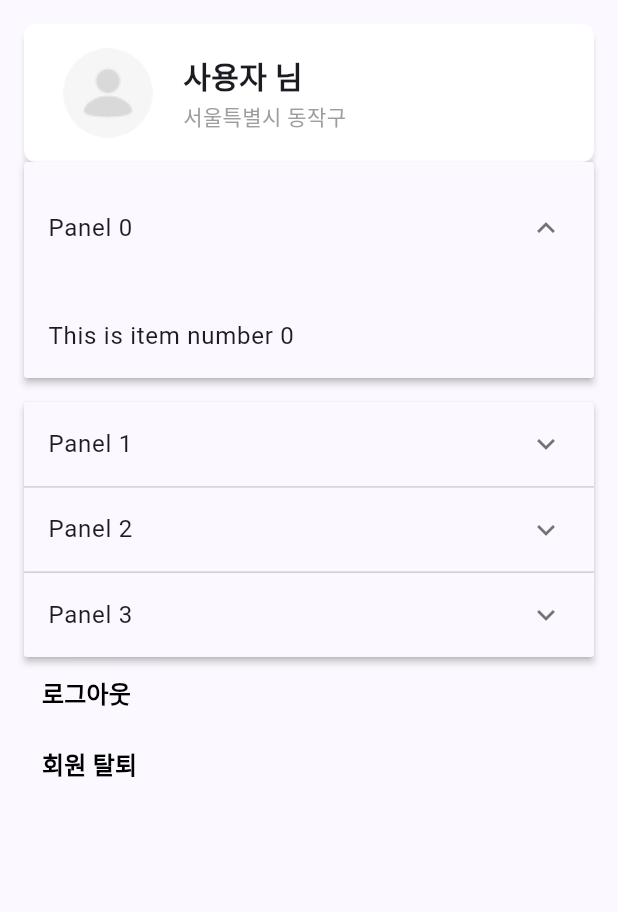
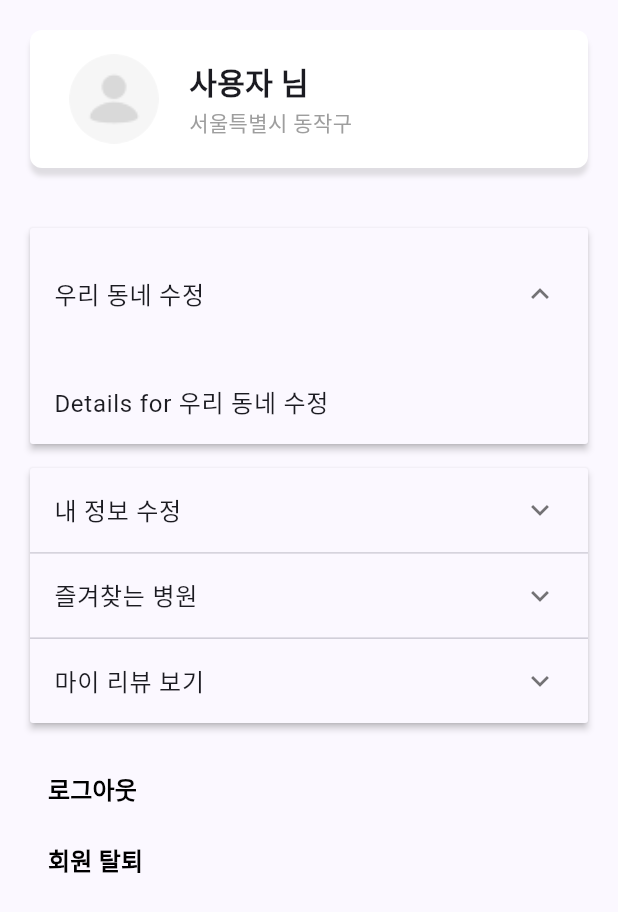
Before and after one commit to causyj/SOCDOC-Flutter, a Flutter app: the SettingPage widget shown alone on an empty page, opened directly, after a tap on the "expand more" icon, on a phone screen of 412 x 824 dp. Shown: the top 912 px of the screen. Run offline on Flutter 3.47's test engine with Material 2 defaults, Android fonts, the phone set to English and light mode, and no system bars; our stand-ins replace firebase_auth, firebase_core, flutter_rating_bar, google_sign_in, sign_in_button; accounts and stored records are empty.

Commit message:
headervalue 지정

```diff
--- a/lib/Pages/MainSubPages/SettingPage.dart
+++ b/lib/Pages/MainSubPages/SettingPage.dart
@@ -11,12 +11,14 @@ class SettingPage extends StatelessWidget {
 
     return SingleChildScrollView(
       child: Padding(
-        padding: const EdgeInsets.all(16.0),
+        padding: const EdgeInsets.all(20.0),
         child: Column(
           crossAxisAlignment: CrossAxisAlignment.start,
           children: [
             buildUserInfoContainer(),
+            SizedBox(height: 40.0),
             ExpansionPanelListExample(),
+            SizedBox(height: 20.0),
             TextButton(
               onPressed: () {
                 tryFirebaseLogout(socdocApp);
@@ -110,7 +112,7 @@ class SettingPage extends StatelessWidget {
   }
 }
 
-// stores ExpansionPanel state information
+
 class Item {
   Item({
     required this.expandedValue,
@@ -123,13 +125,25 @@ class Item {
   bool isExpanded;
 }
 
-List<Item> generateItems(int numberOfItems) {
-  return List<Item>.generate(numberOfItems, (int index) {
-    return Item(
-      headerValue: 'Panel $index',
-      expandedValue: 'This is item number $index',
-    );
-  });
+List<Item> generateItems() {
+  return [
+    Item(
+      headerValue: '우리 동네 수정',
+      expandedValue: 'Details for 우리 동네 수정',
+    ),
+    Item(
+      headerValue: '내 정보 수정',
+      expandedValue: 'Details for 내 정보 수정',
+    ),
+    Item(
+      headerValue: '즐겨찾는 병원',
+      expandedValue: 'Details for 즐겨찾는 병원',
+    ),
+    Item(
+      headerValue: '마이 리뷰 보기',
+      expandedValue: 'Details for 마이 리뷰 보기',
+    ),
+  ];
 }
 
 class ExpansionPanelListExample extends StatefulWidget {
@@ -141,7 +155,7 @@ class ExpansionPanelListExample extends StatefulWidget {
 }
 
 class _ExpansionPanelListExampleState extends State<ExpansionPanelListExample> {
-  final List<Item> _data = generateItems(4);
+  final List<Item> _data = generateItems();
 
   @override
   Widget build(BuildContext context) {
@@ -168,7 +182,6 @@ class _ExpansionPanelListExampleState extends State<ExpansionPanelListExample> {
           },
           body: ListTile(
             title: Text(item.expandedValue),
-            // The delete-related code has been removed
           ),
           isExpanded: item.isExpanded,
         );
```
